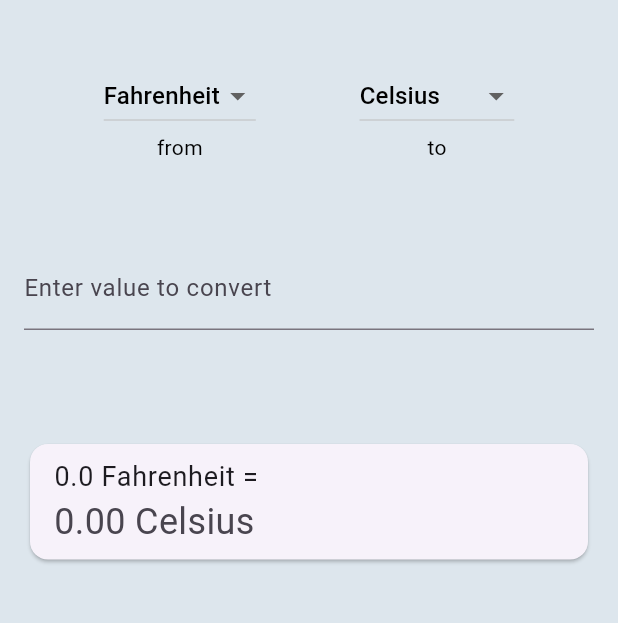
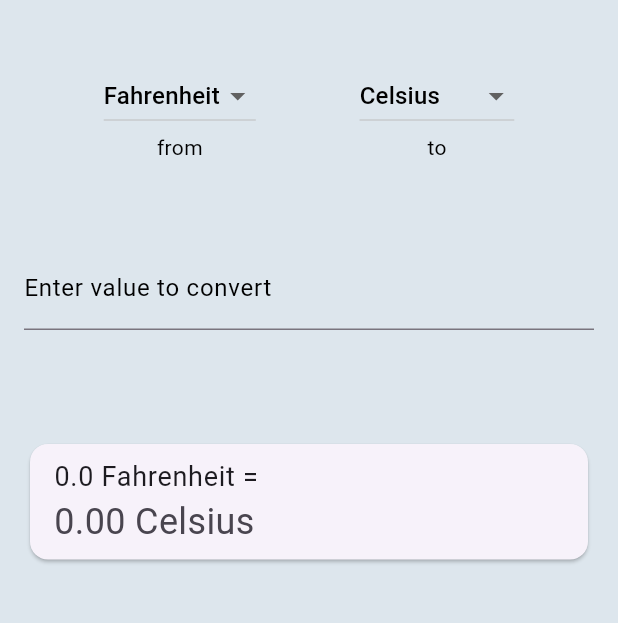
Before and after one commit to mekkmann/measurement-converter, a Flutter app: the screen it shows after launch, on a phone screen of 412 x 824 dp, the part 84-707 px from its top. Run offline on Flutter 3.47's test engine with Material 3 defaults, Android fonts, the phone set to English and light mode, and no system bars; Roboto replaces fonts that are missing (Poppins).

Commit message:
focused text field color fix
- text field border and label now has the correct color when focused

```diff
--- a/lib/main.dart
+++ b/lib/main.dart
@@ -200,9 +200,12 @@ class _MyHomePageState extends State<MyHomePage> {
                     child: TextField(
                       controller: _textEditingController,
                       decoration: InputDecoration(
-                        border: UnderlineInputBorder(),
+                        focusedBorder: UnderlineInputBorder(
+                          borderSide: BorderSide(color: Colors.black),
+                        ),
                         labelText: 'Enter value to convert',
-                        floatingLabelAlignment: FloatingLabelAlignment.center
+                        floatingLabelAlignment: FloatingLabelAlignment.center,
+                        labelStyle: TextStyle(color: Colors.black),
                       ),
                       keyboardType: TextInputType.number,
                     ),
```
